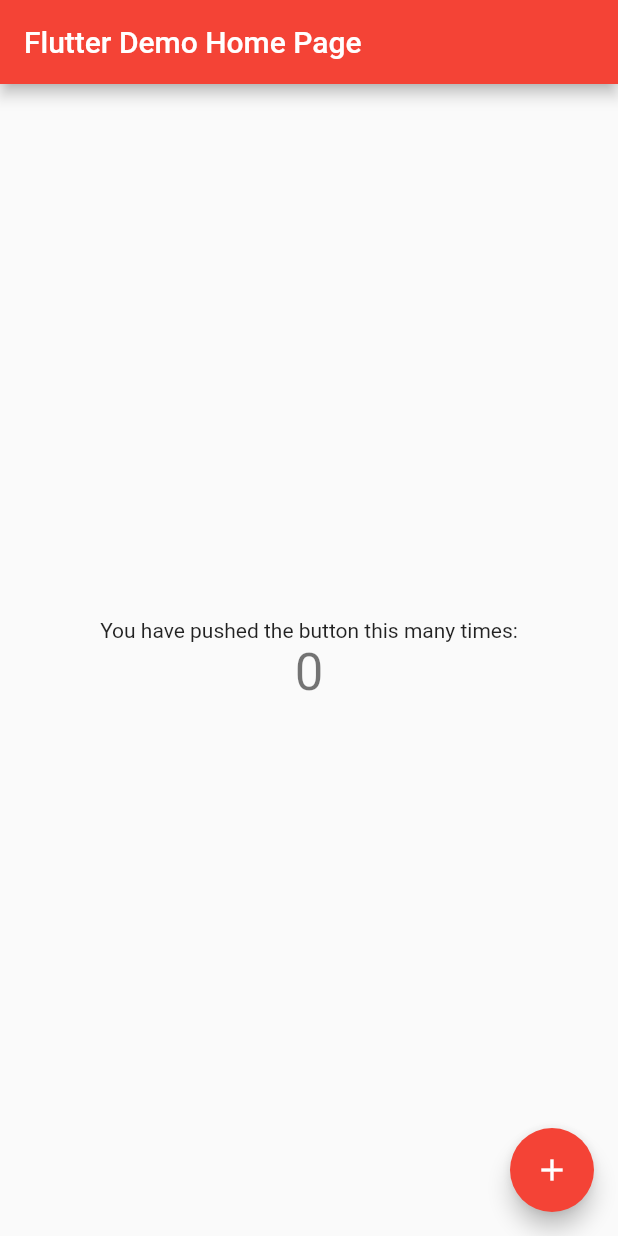
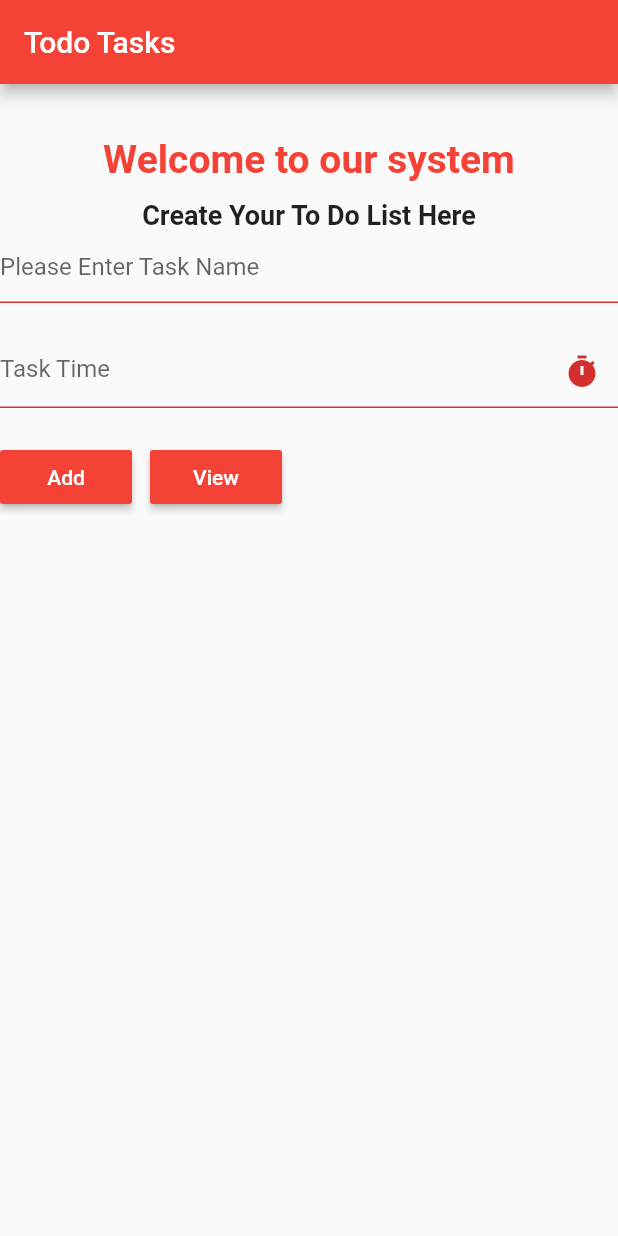
Before and after one commit to Floride125-art/Tasks, a Flutter app: the screen it shows after launch, on a phone screen of 412 x 824 dp. Run offline on Flutter 3.47's test engine with Material 2 defaults, Android fonts, the phone set to English and light mode, and no system bars.

Commit message:
Added add task

```diff
--- /dev/null
+++ b/lib/Add.dart
@@ -0,0 +1,236 @@
+import 'package:flutter/material.dart';
+
+void main() {
+  runApp(MaterialApp(
+    title: 'Todos ',
+    theme: ThemeData(primaryColor: Colors.red),
+    home: Page1(),
+  ));
+}
+
+class Page1 extends StatefulWidget {
+  @override
+  _Page1State createState() => _Page1State();
+}
+
+class _Page1State extends State<Page1> {
+  TextEditingController etTaskname = new TextEditingController();
+  TextEditingController etTasktime = new TextEditingController();
+
+  var taskNameError = '';
+  var taskTimeError = '';
+
+  bool validate() {
+    if (etTaskname.text == "" && etTasktime.text == "") {
+      this.setState(() {
+        taskNameError = "Please provide task name";
+        taskTimeError = "Please provide task time";
+      });
+      return false;
+    } else if (etTaskname.text == "") {
+      this.setState(() {
+        taskNameError = "Please provide task name";
+        taskTimeError = "";
+      });
+    } else if (etTasktime.text == "") {
+      this.setState(() {
+        taskNameError = "";
+        taskTimeError = "Please provide task time";
+      });
+      return false;
+    } else {
+      this.setState(() {
+        taskNameError = "";
+        taskTimeError = "";
+      });
+      return true;
+    }
+  }
+
+  Future<void> alterMessage(String success) async {
+    await showDialog(
+        context: context,
+        builder: (context) {
+          return AlertDialog(
+            content: Column(
+              mainAxisSize: MainAxisSize.min,
+              children: <Widget>[
+                Text("$success",
+                    style: TextStyle(fontWeight: FontWeight.w800, fontSize: 12))
+              ],
+            ),
+          );
+        });
+  }
+
+  Task task = Task("", "");
+
+  @override
+  Widget build(BuildContext context) {
+    return Scaffold(
+      appBar: AppBar(
+        backgroundColor: Colors.red,
+        title: Text('Todo Tasks'),
+      ),
+      body: Form(
+        child: Column(
+          // mainAxisAlignment: MainAxisAlignment.center,
+          children: <Widget>[
+            Padding(
+              padding: const EdgeInsets.only(top: 35.0),
+            ),
+            Text(
+              'Welcome to our system',
+              style: TextStyle(
+                  fontWeight: FontWeight.bold,
+                  fontSize: 26.0,
+                  color: Colors.red),
+            ),
+            SizedBox(
+              height: 12.0,
+            ),
+            Text(
+              'Create Your To Do List Here',
+              style: TextStyle(
+                fontWeight: FontWeight.bold,
+                fontSize: 18.0,
+              ),
+            ),
+            TextFormField(
+              controller: etTaskname,
+              decoration: InputDecoration(
+                  hintText: 'Please Enter Task Name',
+                  errorText:
+                      taskNameError == "" ? "" : "Please enter task name"),
+            ),
+            TextFormField(
+              controller: etTasktime,
+              decoration: InputDecoration(
+                hintText: 'Task Time',
+                errorText: taskTimeError == "" ? "" : "Please enter task time",
+                suffixIcon: IconButton(
+                    icon: Icon(Icons.timer),
+                    onPressed: () async {
+                      TimeOfDay picked = await showTimePicker(
+                          context: context,
+                          initialTime: TimeOfDay.now(),
+                          builder: (BuildContext context, Widget child) {
+                            return MediaQuery(
+                              data: MediaQuery.of(context)
+                                  .copyWith(alwaysUse24HourFormat: true),
+                              child: child,
+                            );
+                          });
+                      setState(() {
+                        etTasktime.text = picked.format(context);
+                      });
+                    }),
+              ),
+            ),
+            Container(
+              child: Row(
+                children: [
+                  MaterialButton(
+                    onPressed: () {
+                      bool isValid = validate();
+                      if (isValid) {
+                        task.name = etTaskname.text;
+                        task.time = etTasktime.text;
+                        etTaskname.clear();
+                        etTasktime.clear();
+                        alterMessage("Task Added Successful");
+                      }
+                    },
+                    color: Colors.red,
+                    textColor: Colors.white,
+                    child: Text('Add'),
+                  ),
+                  SizedBox(width: 12.0),
+                  MaterialButton(
+                    onPressed: () {
+                      // Navigate to NextScreen
+                      Navigator.push(
+                        context,
+                        MaterialPageRoute(
+                          builder: (BuildContext context) => ViewScreen(
+                            task: task,
+                          ),
+                        ),
+                      );
+                    },
+                    color: Colors.red,
+                    textColor: Colors.white,
+                    child: Text('View'),
+                  ),
+                ],
+              ),
+            )
+          ],
+        ),
+      ),
+    );
+  }
+}
+
+class ViewScreen extends StatefulWidget {
+  final Task task;
+  const ViewScreen({Key key, this.task}) : super(key: key);
+  @override
+  _ViewScreenState createState() => _ViewScreenState();
+}
+
+class _ViewScreenState extends State<ViewScreen> {
+  @override
+  Widget build(BuildContext context) {
+    return Scaffold(
+      appBar: AppBar(
+        backgroundColor: Colors.red,
+        title: Text('Todo Tasks'),
+      ),
+      body: Form(
+        child: Column(
+          children: <Widget>[
+            Padding(
+              padding: const EdgeInsets.only(top: 35.0),
+            ),
+            Text(
+              'My To Do List',
+              style: TextStyle(
+                  fontWeight: FontWeight.bold,
+                  fontSize: 24.0,
+                  color: Colors.red),
+            ),
+            Container(
+              alignment: Alignment.bottomCenter,
+              padding: EdgeInsets.only(left: 20.0, top: 30.0),
+              child: Row(
+                children: <Widget>[
+                  Text("Task :   " + widget.task.name),
+                ],
+              ),
+            ),
+            Container(
+              alignment: Alignment.bottomCenter,
+              padding: EdgeInsets.only(
+                left: 20.0,
+                top: 10.0,
+              ),
+              child: Row(
+                children: <Widget>[
+                  Text("Time : " + widget.task.time),
+                ],
+              ),
+            ),
+          ],
+        ),
+      ),
+    );
+  }
+}
+
+class Task {
+  String name;
+  String time;
+
+  Task(this.name, this.time);
+}
--- a/lib/main.dart
+++ b/lib/main.dart
@@ -1,117 +1,9 @@
 import 'package:flutter/material.dart';
-
+import 'Add.dart';
 void main() {
-  runApp(MyApp());
+  runApp(MaterialApp(
+    title: 'Todos ',
+    theme: ThemeData(primaryColor: Colors.red),
+    home: Page1(),
+  ));
 }
-
-class MyApp extends StatelessWidget {
-  // This widget is the root of your application.
-  @override
-  Widget build(BuildContext context) {
-    return MaterialApp(
-      title: 'Flutter Demo',
-      theme: ThemeData(
-        // This is the theme of your application.
-        //
-        // Try running your application with "flutter run". You'll see the
-        // application has a blue toolbar. Then, without quitting the app, try
-        // changing the primarySwatch below to Colors.green and then invoke
-        // "hot reload" (press "r" in the console where you ran "flutter run",
-        // or simply save your changes to "hot reload" in a Flutter IDE).
-        // Notice that the counter didn't reset back to zero; the application
-        // is not restarted.
-        primarySwatch: Colors.red,
-        // This makes the visual density adapt to the platform that you run
-        // the app on. For desktop platforms, the controls will be smaller and
-        // closer together (more dense) than on mobile platforms.
-        visualDensity: VisualDensity.adaptivePlatformDensity,
-      ),
-      home: MyHomePage(title: 'Flutter Demo Home Page'),
-    );
-  }
-}
-
-class MyHomePage extends StatefulWidget {
-  MyHomePage({Key key, this.title}) : super(key: key);
-
-  // This widget is the home page of your application. It is stateful, meaning
-  // that it has a State object (defined below) that contains fields that affect
-  // how it looks.
-
-  // This class is the configuration for the state. It holds the values (in this
-  // case the title) provided by the parent (in this case the App widget) and
-  // used by the build method of the State. Fields in a Widget subclass are
-  // always marked "final".
-
-  final String title;
-
-  @override
-  _MyHomePageState createState() => _MyHomePageState();
-}
-
-class _MyHomePageState extends State<MyHomePage> {
-  int _counter = 0;
-
-  void _incrementCounter() {
-    setState(() {
-      // This call to setState tells the Flutter framework that something has
-      // changed in this State, which causes it to rerun the build method below
-      // so that the display can reflect the updated values. If we changed
-      // _counter without calling setState(), then the build method would not be
-      // called again, and so nothing would appear to happen.
-      _counter = _counter + 2;
-    });
-  }
-
-  @override
-  Widget build(BuildContext context) {
-    // This method is rerun every time setState is called, for instance as done
-    // by the _incrementCounter method above.
-    //
-    // The Flutter framework has been optimized to make rerunning build methods
-    // fast, so that you can just rebuild anything that needs updating rather
-    // than having to individually change instances of widgets.
-    return Scaffold(
-      appBar: AppBar(
-        // Here we take the value from the MyHomePage object that was created by
-        // the App.build method, and use it to set our appbar title.
-        title: Text(widget.title),
-      ),
-      body: Center(
-        // Center is a layout widget. It takes a single child and positions it
-        // in the middle of the parent.
-        child: Column(
-          // Column is also a layout widget. It takes a list of children and
-          // arranges them vertically. By default, it sizes itself to fit its
-          // children horizontally, and tries to be as tall as its parent.
-          //
-          // Invoke "debug painting" (press "p" in the console, choose the
-          // "Toggle Debug Paint" action from the Flutter Inspector in Android
-          // Studio, or the "Toggle Debug Paint" command in Visual Studio Code)
-          // to see the wireframe for each widget.
-          //
-          // Column has various properties to control how it sizes itself and
-          // how it positions its children. Here we use mainAxisAlignment to
-          // center the children vertically; the main axis here is the vertical
-          // axis because Columns are vertical (the cross axis would be
-          // horizontal).
-          mainAxisAlignment: MainAxisAlignment.center,
-          children: <Widget>[
-            Text(
-              'You have pushed the button this many times:',
-            ),
-            Text(
-              '$_counter',
-              style: Theme.of(context).textTheme.headline4,
-            ),
-          ],
-        ),
-      ),
-      floatingActionButton: FloatingActionButton(
-        onPressed: _incrementCounter,
-        tooltip: 'Increment',
-        child: Icon(Icons.add),
-      ), // This trailing comma makes auto-formatting nicer for build methods.
-    );
-  }
-}
```
